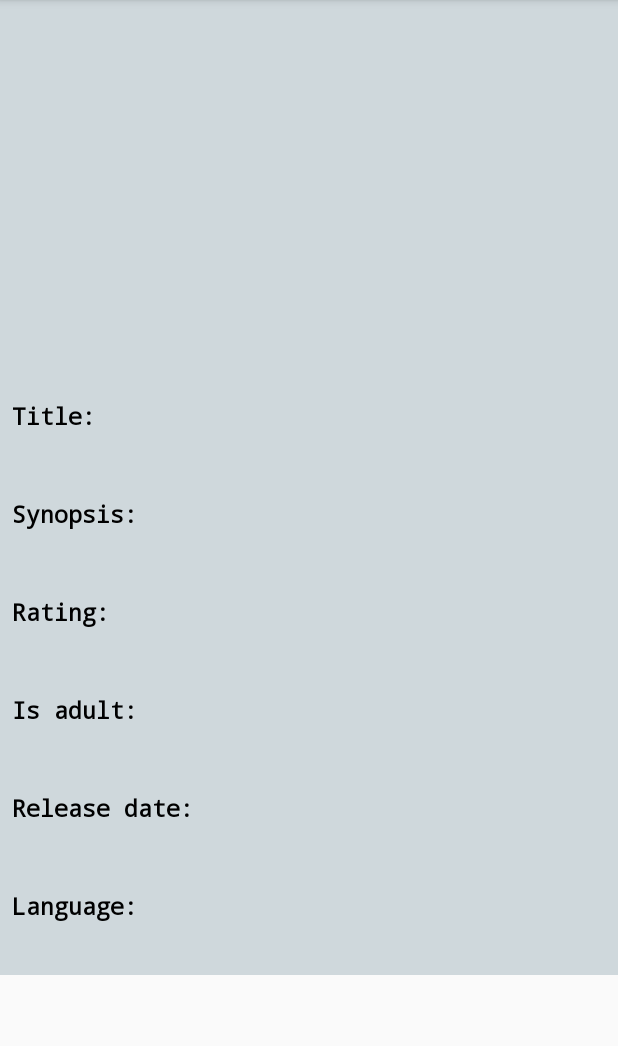
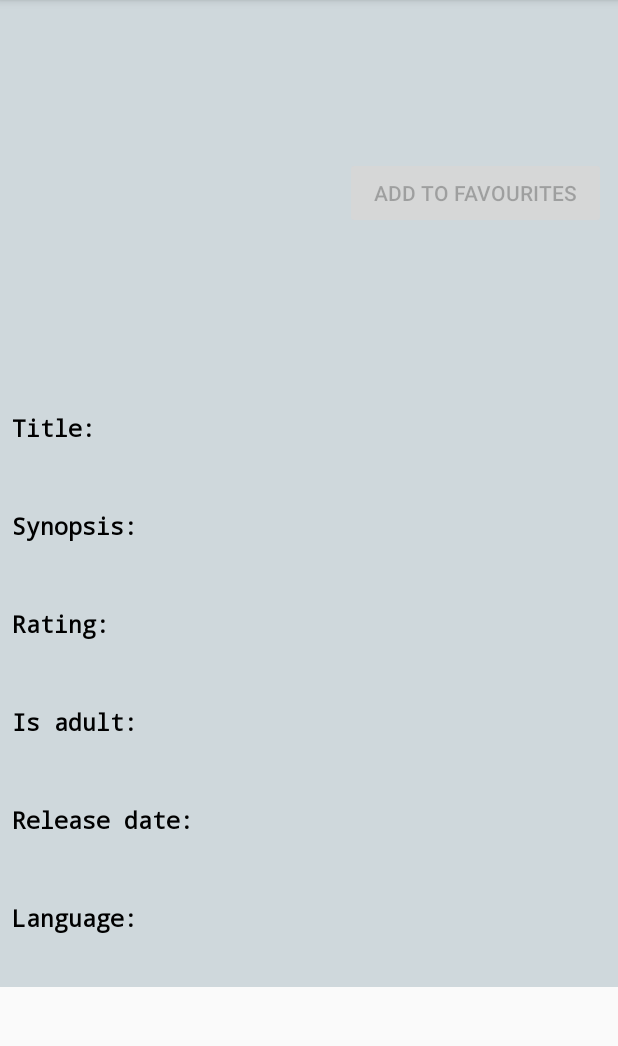
Before and after one commit to thanosbil/PopularMovies, an Android app: the MovieDetailActivity screen opened directly, with no data from a screen before it, on a phone screen of 412 x 824 dp, the part 84-1130 px from its top. Run offline under Robolectric (Android 15) with nearby library versions, the phone set to English and light mode, and no system bars; our stand-ins replace Picasso; pictures from the network do not load.

```diff
--- a/app/build.gradle
+++ b/app/build.gradle
@@ -16,6 +16,9 @@ android {
             proguardFiles getDefaultProguardFile('proguard-android.txt'), 'proguard-rules.pro'
         }
     }
+    buildTypes.each {
+        it.buildConfigField 'String', 'THE_MOVIE_DB_API_KEY', MyTMDBApiKey
+    }
     repositories {
         mavenCentral()
     }
--- a/app/src/main/java/com/example/thanos/popularmovies/MainActivity.java
+++ b/app/src/main/java/com/example/thanos/popularmovies/MainActivity.java
@@ -55,6 +55,7 @@ public class MainActivity extends AppCompatActivity implements MoviesAdapter.Mov
             noConnectionTextView.setVisibility(View.VISIBLE);
             noConnectionTextView.setText(R.string.no_connection);
         }
+
 
 
     }
--- a/app/src/main/java/com/example/thanos/popularmovies/utilities/NetworkUtilities.java
+++ b/app/src/main/java/com/example/thanos/popularmovies/utilities/NetworkUtilities.java
@@ -4,6 +4,9 @@ import android.content.Context;
 import android.net.ConnectivityManager;
 import android.net.NetworkInfo;
 import android.net.Uri;
+
+import com.example.thanos.popularmovies.BuildConfig;
+
 import java.io.IOException;
 import java.io.InputStream;
 import java.net.HttpURLConnection;
@@ -31,7 +34,7 @@ public class NetworkUtilities {
     private static final String FOR_POPULAR = "popular";
     private static final String FOR_TOP_RATED = "top_rated";
     private static final String API_KEY_PARAM = "api_key";
-    private static final String API_KEY = "";
+    private static final String API_KEY = BuildConfig.THE_MOVIE_DB_API_KEY;
     private static final String IMAGE_BASE_URL = "http://image.tmdb.org/t/p/";
     private static final String IMAGE_RV_ITEM = "w185";
     private static final String IMAGE_DETAIL = "w342";
--- a/app/src/main/res/layout/activity_movie_detail.xml
+++ b/app/src/main/res/layout/activity_movie_detail.xml
@@ -11,12 +11,34 @@
         android:background="@color/colorCardViews"
         android:orientation="vertical">
 
-        <ImageView
-            android:id="@+id/iv_movie_poster"
+        <LinearLayout
             android:layout_width="match_parent"
-            android:layout_height="250dp"
-            android:adjustViewBounds="true"
-            android:scaleType="fitXY" />
+            android:layout_height="wrap_content"
+            android:orientation="horizontal">
+
+            <ImageView
+                android:id="@+id/iv_movie_poster"
+                android:layout_width="200dp"
+                android:layout_height="250dp"
+                android:layout_marginLeft="8dp"
+                android:layout_marginTop="8dp"
+                android:adjustViewBounds="true"
+                android:layout_weight="1"
+                android:scaleType="fitXY" />
+
+            <Button
+                android:id="@+id/btn_add_to_favourites"
+                android:layout_width="wrap_content"
+                android:layout_height="wrap_content"
+                android:layout_gravity="center"
+                android:layout_margin="8dp"
+                android:layout_weight="1"
+                android:enabled="false"
+                android:onClick="onAddToFavouritesClick"
+                android:text="@string/detail_button_favourites" />
+
+        </LinearLayout>
+
 
         <TextView
             style="@style/AppTextStyle"
--- a/app/src/main/res/values/strings.xml
+++ b/app/src/main/res/values/strings.xml
@@ -11,4 +11,5 @@
     <string name="detail_movie_adult">Is adult:</string>
     <string name="detail_movie_release">Release date:</string>
     <string name="detail_movie_language">Language:</string>
+    <string name="detail_button_favourites">Add to favourites</string>
 </resources>
--- a/build.gradle
+++ b/build.gradle
@@ -7,7 +7,7 @@ buildscript {
         jcenter()
     }
     dependencies {
-        classpath 'com.android.tools.build:gradle:3.1.1'
+        classpath 'com.android.tools.build:gradle:3.1.3'
 
 
         // NOTE: Do not place your application dependencies here; they belong
--- a/gradle.properties
+++ b/gradle.properties
@@ -15,3 +15,4 @@ org.gradle.jvmargs=-Xmx1536m
 # This option should only be used with decoupled projects. More details, visit
 # http://www.gradle.org/docs/current/userguide/multi_project_builds.html#sec:decoupled_projects
 # org.gradle.parallel=true
+MyTMDBApiKey="f1cef6cc743eeb511311fdb2985663f7"
```
Also changed, not shown: app/src/main/java/com/example/thanos/popularmovies/MovieDetailActivity.java (+64 -0 lines), app/src/main/java/com/example/thanos/popularmovies/data/FavouriteMoviesContract.java (added, +41 -0 lines), app/src/main/java/com/example/thanos/popularmovies/data/FavouritesDBHelper.java (added, +37 -0 lines), app/src/main/java/com/example/thanos/popularmovies/data/MovieProvider.java (added, +133 -0 lines).
